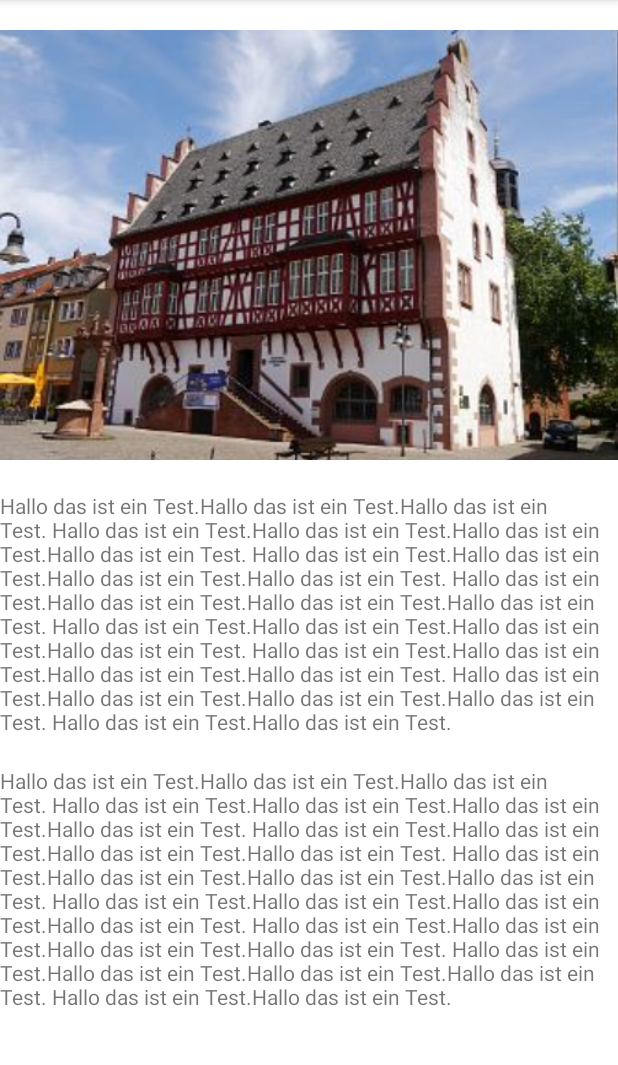
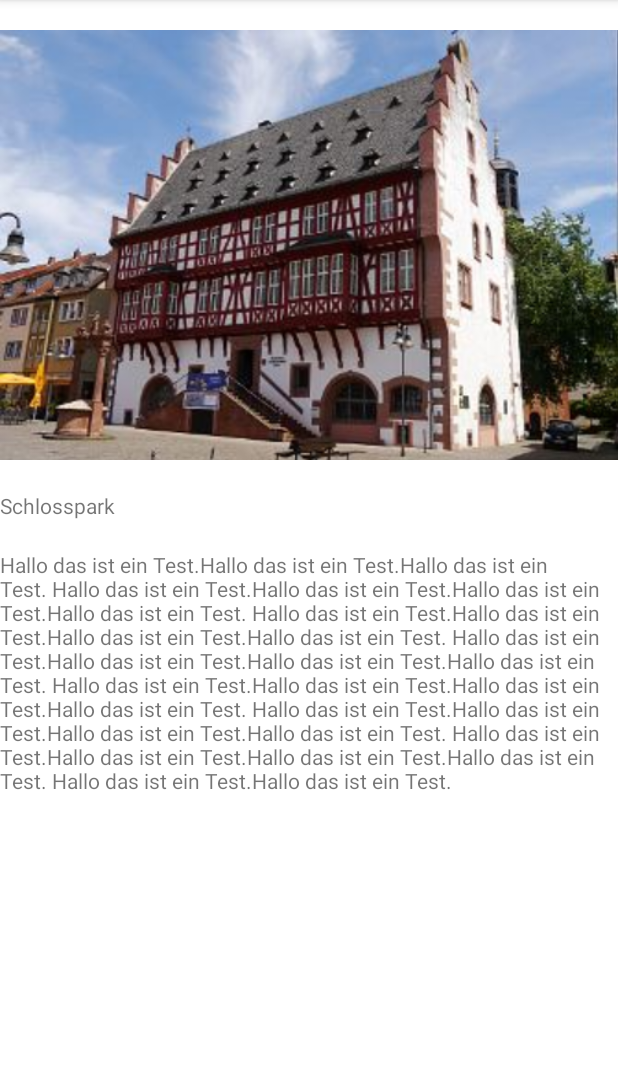
Before and after one commit to MandoV0/HanauSightSeeing, an Android app: the screen it shows after launch (MainActivity), on a phone screen of 412 x 824 dp, the part 84-1149 px from its top. Run offline under Robolectric (Android 15) with nearby library versions, the light colour scheme and no system bars.

Commit message:
MVC teilweise implementiert

```diff
--- a/app/src/main/java/com/example/hanausightseeing/Controller.java
+++ b/app/src/main/java/com/example/hanausightseeing/Controller.java
@@ -2,11 +2,16 @@ package com.example.hanausightseeing;
 
 public class Controller {
 
-    View mainView;
+    MainActivity mainView;
     Model model;
 
-    public Controller() {
-        mainView = new View();
+    public Controller(MainActivity mainView) {
+        this.mainView = mainView;
         model = new Model();
+        start();
+    }
+
+    void start() {
+        mainView.updateSehenswürdigkeiten(model.getSehenswürdigkeiten());
     }
 }
--- a/app/src/main/java/com/example/hanausightseeing/MainActivity.java
+++ b/app/src/main/java/com/example/hanausightseeing/MainActivity.java
@@ -1,19 +1,24 @@
 package com.example.hanausightseeing;
 
 import androidx.appcompat.app.AppCompatActivity;
-import androidx.recyclerview.widget.RecyclerView;
 
 import android.os.Bundle;
+import android.widget.TextView;
 
 public class MainActivity extends AppCompatActivity {
 
-    private RecyclerView sightView;
-
     @Override
     protected void onCreate(Bundle savedInstanceState) {
+        //Controller c = new Controller(this);
         super.onCreate(savedInstanceState);
         // setContentView(R.layout.activity_main);
         setContentView(R.layout.sehenswuerdigkeit_design);
 
+        Controller c = new Controller(this);
+    }
+
+    public void updateSehenswürdigkeiten(String[] sehenswürdigkeiten) {
+        TextView test = findViewById(R.id.sehenswürdigkeiten_name);
+        test.setText(sehenswürdigkeiten[1]);
     }
 }
--- a/app/src/main/java/com/example/hanausightseeing/Model.java
+++ b/app/src/main/java/com/example/hanausightseeing/Model.java
@@ -1,5 +1,8 @@
 package com.example.hanausightseeing;
 
 public class Model {
+    private Sehenswürdigkeit[] sights;
+    private String[] testList = { "Goldi 450", "Schlosspark", "Marktplatz" };
 
+    public String[] getSehenswürdigkeiten() { return testList; }
 }
--- a/app/src/main/java/com/example/hanausightseeing/View.java
+++ /dev/null
@@ -1,4 +0,0 @@
-package com.example.hanausightseeing;
-
-public class View {
-}
--- /dev/null
+++ b/app/src/main/res/layout/item_sehenswuerdigkeit.xml
@@ -0,0 +1,6 @@
+<?xml version="1.0" encoding="utf-8"?>
+<androidx.constraintlayout.widget.ConstraintLayout xmlns:android="http://schemas.android.com/apk/res/android"
+    android:layout_width="match_parent"
+    android:layout_height="match_parent">
+
+</androidx.constraintlayout.widget.ConstraintLayout>
--- a/app/src/main/res/layout/sehenswuerdigkeit_design.xml
+++ b/app/src/main/res/layout/sehenswuerdigkeit_design.xml
@@ -63,7 +63,9 @@
         <TextView
             android:layout_width="match_parent"
             android:layout_height="wrap_content"
-            android:text="@string/sight_desc" />
+            android:text="@string/sight_desc"
+            android:id="@+id/sehenswürdigkeiten_name"
+            />
 
         <TextView
             android:layout_marginTop="20dp"
```
